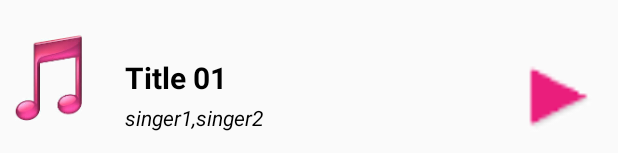
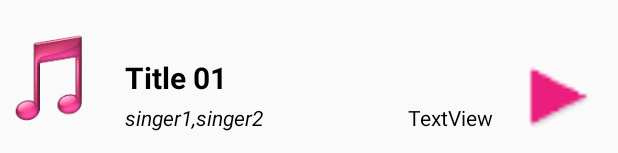
Before and after one commit to cviacmob/NHeartApp, an Android app: the layout activity_music.xml on its own in the app's theme, with its tools: preview values and no code run, on a phone screen of 412 x 824 dp. Shown: the part 1080-1233 px from the top of the screen. Run offline under Robolectric (Android 15) with nearby library versions, the phone set to English and light mode, and no system bars.

```diff
--- a/app/src/main/java/com/cviac/nheart/nheartapp/fragments/CustomList.java
+++ b/app/src/main/java/com/cviac/nheart/nheartapp/fragments/CustomList.java
@@ -31,7 +31,7 @@ public class CustomList extends ArrayAdapter<String> {
     public View getView(int position, View view, ViewGroup parent) {
         LayoutInflater inflater = context.getLayoutInflater();
         View rowView = inflater.inflate(R.layout.list_single, null, true);
-        TextView txtTitle = (TextView) rowView.findViewById(R.id.title);
+        TextView txtTitle = (TextView) rowView.findViewById(R.id.titlehead);
         TextView txtTitle2 = (TextView) rowView.findViewById(R.id.texduration);
 
         ImageView imageView = (ImageView) rowView.findViewById(R.id.img);
--- a/app/src/main/res/layout/activity_music.xml
+++ b/app/src/main/res/layout/activity_music.xml
@@ -64,6 +64,18 @@
             android:layout_toRightOf="@+id/imageView3"
             android:layout_toEndOf="@+id/imageView3" />
 
+        <TextView
+            android:text="TextView"
+            android:layout_width="wrap_content"
+            android:layout_height="wrap_content"
+            android:textColor="#000000"
+            android:layout_marginRight="20dp"
+            android:layout_marginEnd="20dp"
+            android:id="@+id/texdura"
+            android:layout_alignParentBottom="true"
+            android:layout_toLeftOf="@+id/btnimg"
+            android:layout_toStartOf="@+id/btnimg" />
+
     </RelativeLayout>
 
     <ListView
--- a/app/src/main/res/layout/list_single.xml
+++ b/app/src/main/res/layout/list_single.xml
@@ -10,7 +10,7 @@
             android:background="@mipmap/musicimg"/>
 
         <TextView
-            android:id="@+id/title"
+            android:id="@+id/titlehead"
             android:layout_width="wrap_content"
             android:layout_height="50dp"
             android:text="jjj"
@@ -23,7 +23,7 @@
         android:text="04:32"
         android:layout_width="wrap_content"
         android:layout_height="wrap_content"
-        android:layout_alignBottom="@+id/title"
+
         android:layout_alignParentRight="true"
         android:layout_alignParentEnd="true"
         android:layout_marginRight="19dp"
```
Also changed, not shown: app/src/main/java/com/cviac/nheart/nheartapp/datamodel/Songs.java (+12 -0 lines), app/src/main/java/com/cviac/nheart/nheartapp/fragments/MusicFragment.java (+51 -7 lines).
